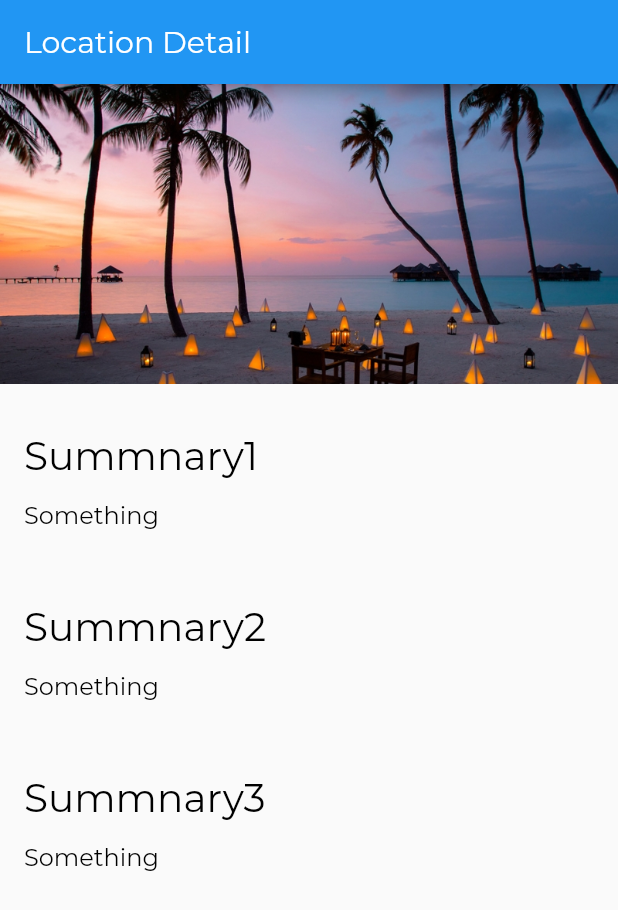
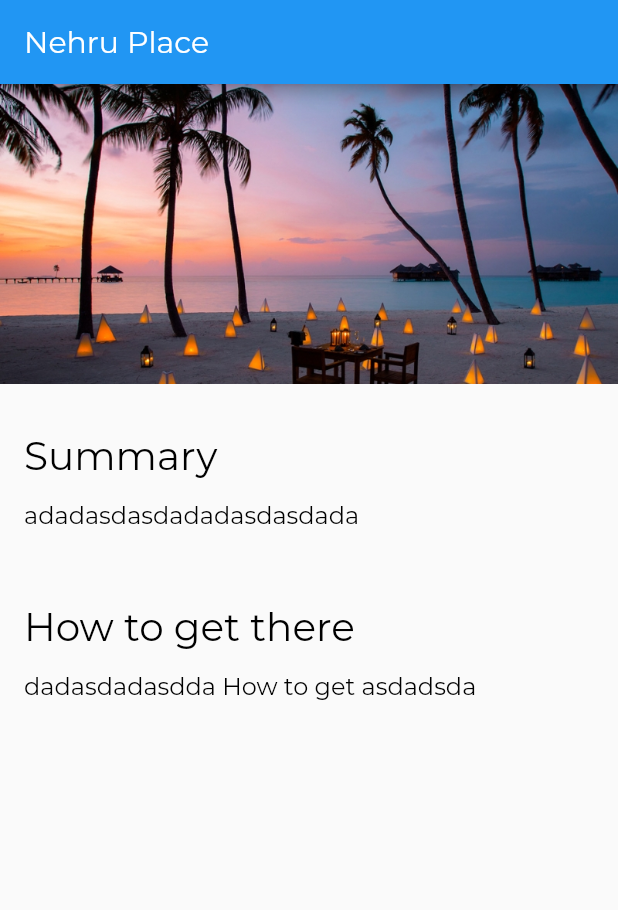
Before and after one commit to akshatsingh1718/destination-flutter, a Flutter app: the screen it shows after launch, on a phone screen of 412 x 824 dp. Shown: the top 910 px of the screen. Run offline on Flutter 3.47's test engine with Material 2 defaults, Android fonts, the phone set to English and light mode, and no system bars.

Commit message:
added and implemented model

```diff
--- /dev/null
+++ b/lib/models/location.dart
@@ -0,0 +1,18 @@
+import './location_fact.dart';
+
+class Location {
+  String name;
+  String imagePath;
+  final List<LocationFact> facts;
+
+  Location(this.name, this.imagePath, this.facts);
+
+  static List<Location> fetchAll() {
+    return [
+      Location('Nehru Place', 'assets/images/dest.jpg', [
+        LocationFact('Summary', 'adadasdasdadadasdasdada'),
+        LocationFact('How to get there', 'dadasdadasdda How to get asdadsda'),
+      ]),
+    ];
+  }
+}
--- /dev/null
+++ b/lib/models/location_fact.dart
@@ -0,0 +1,6 @@
+class LocationFact {
+  final String title;
+  final String text;
+
+  LocationFact(this.title, this.text);
+}
--- a/lib/screens/location_detail/location_detail.dart
+++ b/lib/screens/location_detail/location_detail.dart
@@ -1,13 +1,17 @@
 import 'package:flutter/material.dart';
 import './image_banner.dart';
 import './text_section.dart';
+import '../../models/location.dart';
 
 class LocationDetail extends StatelessWidget {
   @override
   Widget build(BuildContext context) {
+    final locations = Location.fetchAll();
+    final location = locations.first;
+
     return Scaffold(
       appBar: AppBar(
-        title: Text("Location Detail"),
+        title: Text(location.name),
       ),
       body: Column(
           /*
@@ -22,11 +26,14 @@ class LocationDetail extends StatelessWidget {
           crossAxisAlignment: CrossAxisAlignment.stretch,
           children: [
             ImageBanner("assets/images/dest.jpg"),
-          TextSection("Summnary1", "Something"),
-          TextSection("Summnary2", "Something"),
-          TextSection("Summnary3", "Something"),
-        ],
-      ),
+            // using cascade to add iterable list in the end of children's list
+          ]..addAll(textSections(location))),
     );
   }
+
+  List<Widget> textSections(Location location) {
+    return location.facts
+        .map((fact) => TextSection(fact.title, fact.text))
+        .toList();
   }
+}
```
Lines whose indentation alone changed are shown as unchanged.
